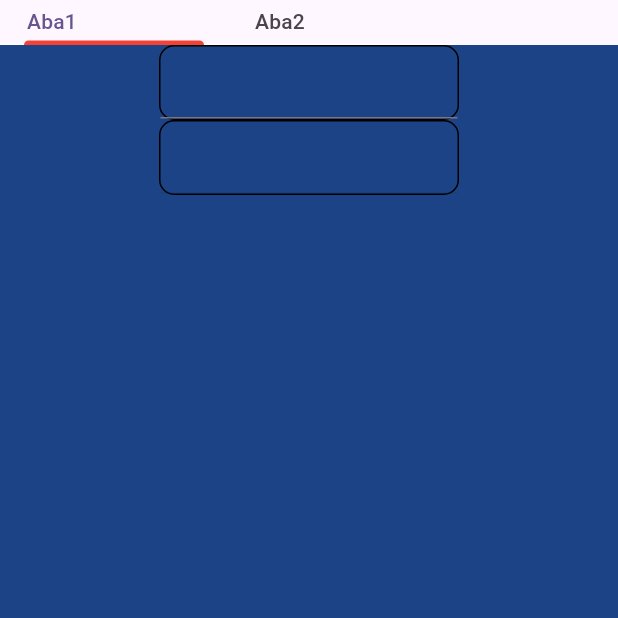
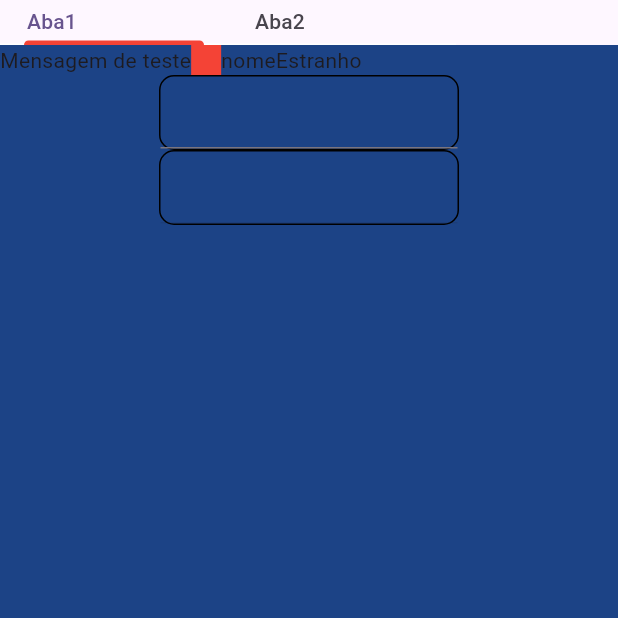
Before and after one commit to Eder-BL/testeget, a Flutter app: the screen it shows after launch, on a phone screen of 412 x 824 dp, the top half of it. Run offline on Flutter 3.47's test engine with Material 3 defaults, Android fonts, the light colour scheme and no system bars; our stand-ins replace get.

Commit message:
Refactor GetX implementation and add new features

```diff
--- a/lib/main.dart
+++ b/lib/main.dart
@@ -18,25 +18,22 @@ class MyApp extends StatelessWidget {
         colorScheme: ColorScheme.fromSeed(seedColor: Colors.deepPurple),
         useMaterial3: true,
       ),
-      home: const MyHomePage(title: 'Teste GetX'),
+      home: MyHomePage(title: 'Teste GetX'),
     );
   }
 }
 
-class MyHomePage extends StatefulWidget {
-  const MyHomePage({super.key, required this.title});
-
+class MyHomePage extends StatelessWidget {
   final String title;
 
-  @override
-  State<MyHomePage> createState() => _MyHomePageState();
-}
-
-class _MyHomePageState extends State<MyHomePage> {
-  final controller = Get.put(GetXControl());
+  MyHomePage({super.key, required this.title}) {
+    Get.lazyPut(() => GControl());
+  }
 
   @override
   Widget build(BuildContext context) {
+    var controller = Get.find<GControl>();
+
     return DefaultTabController(
       length: controller.tabPages.value.length,
       child: Scaffold(
@@ -60,8 +57,8 @@ class _MyHomePageState extends State<MyHomePage> {
         ),
         body: TabBarView(
           children: [
-            Pagina(tag: 'Aba1'),
-            Pagina(tag: 'Aba2'),
+            Get.put(Pagina(tag: 'Aba1'), tag: 'Aba1'),
+            Get.put(Pagina(tag: 'Aba2'), tag: 'Aba2'),
           ],
         ),
       ),
@@ -69,13 +66,14 @@ class _MyHomePageState extends State<MyHomePage> {
   }
 }
 
-class GetXControl extends GetxController {
+class GControl extends GetxController {
   final tabPages = <Tab>[].obs;
   final bgColor = Color((Random().nextDouble() * 0xFFFFFF).toInt()).withOpacity(1.0);
 
-
   final tecUltimo = TextEditingController();
   final tecDisabled = TextEditingController();
+
+  var msg = 'Mensagem de teste'.obs;
 
   var listaTeste = <String>[].obs;
 
@@ -130,17 +128,33 @@ class Pagina extends StatelessWidget {
   final String tag;
 
   Pagina({super.key, required this.tag}) {
-    Get.lazyPut(() => GetXControl(), tag: tag);
+    Get.lazyPut(() => GControl(), tag: tag);
   }
 
   @override
   Widget build(BuildContext context) {
-    var controller = Get.find<GetXControl>(tag: tag);
+    var controller = Get.find<GControl>(tag: tag);
+    var nomeEstranho = 'nomeEstranho'.obs;
 
     return Container(
       color: controller.bgColor,
       child: Column(
         children: [
+          Row(
+            children: [
+              Obx(
+                () => Text(controller.msg.value),
+              ),
+              Container(
+                width: 20,
+                height: 20,
+                color: Colors.red,
+              ),
+              Obx(
+                () => Text(nomeEstranho.value),
+              ),
+            ],
+          ),
           Container(
             width: 200,
             decoration: BoxDecoration(
@@ -149,12 +163,15 @@ class Pagina extends StatelessWidget {
             ),
             child: TextFormField(
               controller: controller.tecUltimo,
-              onFieldSubmitted: (value) => controller.listaTeste.add(value),
+              onFieldSubmitted: (value) {
+                controller.listaTeste.add(value);
+                nomeEstranho.value = value;
+                controller.msg.value = value;
+              },
             ),
           ),
-                    Container(
+          Container(
             width: 200,
-
             decoration: BoxDecoration(
               border: Border.all(color: Colors.black),
               borderRadius: BorderRadius.circular(10),
@@ -162,7 +179,10 @@ class Pagina extends StatelessWidget {
             child: TextFormField(
               enabled: false,
               controller: controller.tecDisabled,
-              onFieldSubmitted: (value) => controller.listaTeste.add(value),
+              onFieldSubmitted: (value) {
+                controller.listaTeste.add(value);
+                nomeEstranho.value = value;
+              },
             ),
           ),
           Obx(
```
